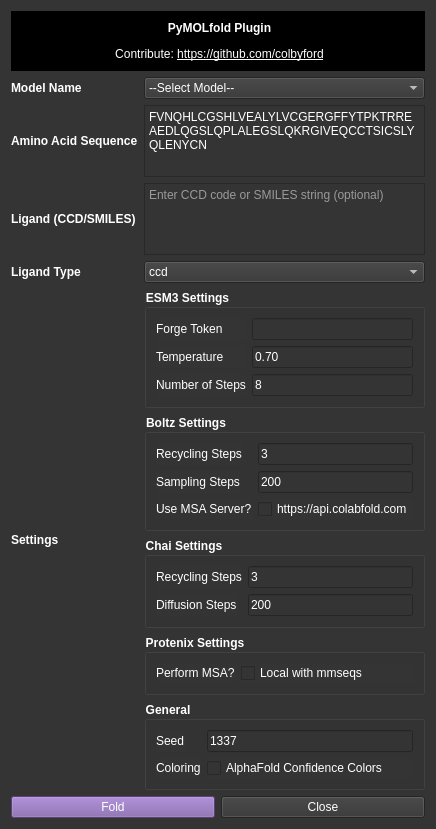
This is pymolfold/widget.ui in colbyford/PyMOLfold as Qt 5 draws it before an edit. The edited form follows.
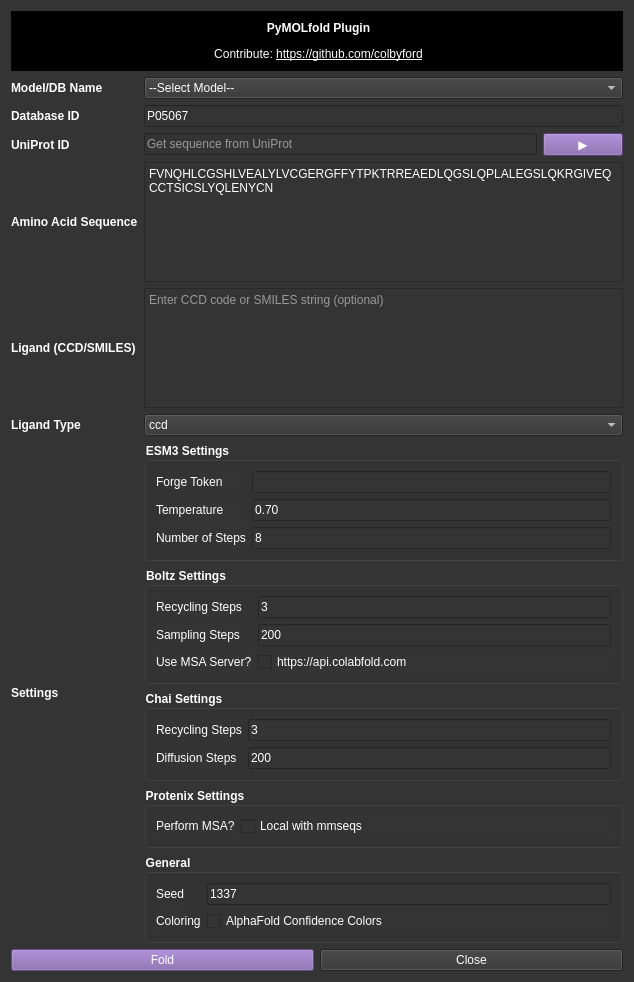
This is the edited form.

Commit message: Add support for AlphaFoldDB

```diff
--- a/pymolfold/widget.ui
+++ b/pymolfold/widget.ui
@@ -12,8 +12,8 @@
    <rect>
     <x>0</x>
     <y>0</y>
-    <width>420</width>
-    <height>760</height>
+    <width>634</width>
+    <height>982</height>
    </rect>
   </property>
   <property name="sizePolicy">
@@ -56,7 +56,85 @@
      <property name="sizeConstraint">
       <enum>QLayout::SetDefaultConstraint</enum>
      </property>
-     <item row="4" column="1">
+     <item row="1" column="1">
+      <widget class="QLineEdit" name="input_database_id">
+       <property name="text">
+        <string>P05067</string>
+       </property>
+       <property name="placeholderText">
+        <string>ID to search in database (e.g., P05067)</string>
+       </property>
+      </widget>
+     </item>
+     <item row="0" column="0">
+      <widget class="QLabel" name="label_model">
+       <property name="font">
+        <font>
+         <weight>75</weight>
+         <bold>true</bold>
+        </font>
+       </property>
+       <property name="autoFillBackground">
+        <bool>false</bool>
+       </property>
+       <property name="text">
+        <string>Model/DB Name</string>
+       </property>
+      </widget>
+     </item>
+     <item row="11" column="0">
+      <widget class="QLabel" name="label_settings">
+       <property name="font">
+        <font>
+         <weight>75</weight>
+         <bold>true</bold>
+        </font>
+       </property>
+       <property name="autoFillBackground">
+        <bool>false</bool>
+       </property>
+       <property name="text">
+        <string>Settings</string>
+       </property>
+      </widget>
+     </item>
+     <item row="8" column="0">
+      <widget class="QLabel" name="label_aa_seq">
+       <property name="font">
+        <font>
+         <weight>75</weight>
+         <bold>true</bold>
+        </font>
+       </property>
+       <property name="autoFillBackground">
+        <bool>false</bool>
+       </property>
+       <property name="text">
+        <string notr="true">Amino Acid Sequence</string>
+       </property>
+      </widget>
+     </item>
+     <item row="10" column="0">
+      <widget class="QLabel" name="label_ligand_type">
+       <property name="autoFillBackground">
+        <bool>false</bool>
+       </property>
+       <property name="text">
+        <string notr="true">&lt;html&gt;&lt;head/&gt;&lt;body&gt;&lt;p&gt;&lt;span style=&quot; font-weight:600;&quot;&gt;Ligand Type&lt;/span&gt;&lt;/p&gt;&lt;/body&gt;&lt;/html&gt;</string>
+       </property>
+      </widget>
+     </item>
+     <item row="9" column="0">
+      <widget class="QLabel" name="label_ligand">
+       <property name="autoFillBackground">
+        <bool>false</bool>
+       </property>
+       <property name="text">
+        <string notr="true">&lt;html&gt;&lt;head/&gt;&lt;body&gt;&lt;p&gt;&lt;span style=&quot; font-weight:600;&quot;&gt;Ligand (CCD/SMILES)&lt;/span&gt;&lt;/p&gt;&lt;/body&gt;&lt;/html&gt;</string>
+       </property>
+      </widget>
+     </item>
+     <item row="11" column="1">
       <layout class="QFormLayout" name="formLayout">
        <property name="sizeConstraint">
         <enum>QLayout::SetDefaultConstraint</enum>
@@ -475,72 +553,19 @@
        </item>
       </layout>
      </item>
-     <item row="3" column="0">
-      <widget class="QLabel" name="label_ligand_type">
-       <property name="autoFillBackground">
-        <bool>false</bool>
+     <item row="1" column="0">
+      <widget class="QLabel" name="label_database_id">
+       <property name="font">
+        <font>
+         <weight>75</weight>
+         <bold>true</bold>
+        </font>
        </property>
        <property name="text">
-        <string notr="true">&lt;html&gt;&lt;head/&gt;&lt;body&gt;&lt;p&gt;&lt;span style=&quot; font-weight:600;&quot;&gt;Ligand Type&lt;/span&gt;&lt;/p&gt;&lt;/body&gt;&lt;/html&gt;</string>
+        <string>Database ID</string>
        </property>
       </widget>
      </item>
-     <item row="2" column="0">
-      <widget class="QLabel" name="label_ligand">
-       <property name="autoFillBackground">
-        <bool>false</bool>
-       </property>
-       <property name="text">
-        <string notr="true">&lt;html&gt;&lt;head/&gt;&lt;body&gt;&lt;p&gt;&lt;span style=&quot; font-weight:600;&quot;&gt;Ligand (CCD/SMILES)&lt;/span&gt;&lt;/p&gt;&lt;/body&gt;&lt;/html&gt;</string>
-       </property>
-      </widget>
-     </item>
-     <item row="2" column="1">
-      <widget class="QPlainTextEdit" name="input_ligand">
-       <property name="sizePolicy">
-        <sizepolicy hsizetype="Expanding" vsizetype="Minimum">
-         <horstretch>0</horstretch>
-         <verstretch>0</verstretch>
-        </sizepolicy>
-       </property>
-       <property name="sizeAdjustPolicy">
-        <enum>QAbstractScrollArea::AdjustToContentsOnFirstShow</enum>
-       </property>
-       <property name="placeholderText">
-        <string>Enter CCD code or SMILES string (optional)</string>
-       </property>
-      </widget>
-     </item>
-     <item row="1" column="1">
-      <widget class="QPlainTextEdit" name="input_aa_seq">
-       <property name="sizePolicy">
-        <sizepolicy hsizetype="Expanding" vsizetype="Minimum">
-         <horstretch>0</horstretch>
-         <verstretch>0</verstretch>
-        </sizepolicy>
-       </property>
-       <property name="sizeAdjustPolicy">
-        <enum>QAbstractScrollArea::AdjustToContents</enum>
-       </property>
-       <property name="plainText">
-        <string>FVNQHLCGSHLVEALYLVCGERGFFYTPKTRREAEDLQGSLQPLALEGSLQKRGIVEQCCTSICSLYQLENYCN</string>
-       </property>
-      </widget>
-     </item>
-     <item row="3" column="1">
-      <widget class="QComboBox" name="input_ligand_type">
-       <item>
-        <property name="text">
-         <string>ccd</string>
-        </property>
-       </item>
-       <item>
-        <property name="text">
-         <string>smiles</string>
-        </property>
-       </item>
-      </widget>
-     </item>
      <item row="0" column="1">
       <widget class="QComboBox" name="input_list_models">
        <property name="maxVisibleItems">
@@ -593,51 +618,83 @@
        </item>
       </widget>
      </item>
-     <item row="0" column="0">
-      <widget class="QLabel" name="label_model">
-       <property name="font">
-        <font>
-         <weight>75</weight>
-         <bold>true</bold>
-        </font>
+     <item row="10" column="1">
+      <widget class="QComboBox" name="input_ligand_type">
+       <item>
+        <property name="text">
+         <string>ccd</string>
+        </property>
+       </item>
+       <item>
+        <property name="text">
+         <string>smiles</string>
+        </property>
+       </item>
+      </widget>
+     </item>
+     <item row="9" column="1">
+      <widget class="QPlainTextEdit" name="input_ligand">
+       <property name="sizePolicy">
+        <sizepolicy hsizetype="Expanding" vsizetype="Minimum">
+         <horstretch>0</horstretch>
+         <verstretch>0</verstretch>
+        </sizepolicy>
        </property>
-       <property name="autoFillBackground">
-        <bool>false</bool>
+       <property name="sizeAdjustPolicy">
+        <enum>QAbstractScrollArea::AdjustToContentsOnFirstShow</enum>
        </property>
-       <property name="text">
-        <string>Model Name</string>
+       <property name="placeholderText">
+        <string>Enter CCD code or SMILES string (optional)</string>
        </property>
       </widget>
      </item>
-     <item row="4" column="0">
-      <widget class="QLabel" name="label_settings">
-       <property name="font">
-        <font>
-         <weight>75</weight>
-         <bold>true</bold>
-        </font>
+     <item row="8" column="1">
+      <widget class="QPlainTextEdit" name="input_aa_seq">
+       <property name="sizePolicy">
+        <sizepolicy hsizetype="Expanding" vsizetype="Minimum">
+         <horstretch>0</horstretch>
+         <verstretch>0</verstretch>
+        </sizepolicy>
        </property>
-       <property name="autoFillBackground">
-        <bool>false</bool>
+       <property name="sizeAdjustPolicy">
+        <enum>QAbstractScrollArea::AdjustToContents</enum>
        </property>
-       <property name="text">
-        <string>Settings</string>
+       <property name="plainText">
+        <string>FVNQHLCGSHLVEALYLVCGERGFFYTPKTRREAEDLQGSLQPLALEGSLQKRGIVEQCCTSICSLYQLENYCN</string>
        </property>
       </widget>
      </item>
-     <item row="1" column="0">
-      <widget class="QLabel" name="label_aa_seq">
+     <item row="2" column="1">
+      <layout class="QHBoxLayout" name="horizontalLayout_3">
+       <item>
+        <widget class="QLineEdit" name="input_uniprot_id">
+         <property name="placeholderText">
+          <string>Get sequence from UniProt</string>
+         </property>
+        </widget>
+       </item>
+       <item>
+        <widget class="QPushButton" name="button_uniprot_id">
+         <property name="styleSheet">
+          <string notr="true">background-color:rgb(126,93,168)</string>
+         </property>
+         <property name="text">
+          <string>▶️</string>
+         </property>
+        </widget>
+       </item>
+      </layout>
+     </item>
+     <item row="2" column="0">
+      <widget class="QLabel" name="label_uniprot_id">
        <property name="font">
         <font>
          <weight>75</weight>
          <bold>true</bold>
         </font>
        </property>
-       <property name="autoFillBackground">
-        <bool>false</bool>
-       </property>
        <property name="text">
-        <string notr="true">Amino Acid Sequence</string>
+        <string>UniProt ID</string>
        </property>
       </widget>
      </item>
@@ -647,6 +704,9 @@
     <layout class="QHBoxLayout" name="horizontalLayout">
      <item>
       <widget class="QPushButton" name="button_fold">
+       <property name="enabled">
+        <bool>false</bool>
+       </property>
        <property name="sizePolicy">
         <sizepolicy hsizetype="Minimum" vsizetype="Fixed">
          <horstretch>0</horstretch>
```
Left out of the diff: 10 changed lines with no effect on the pictures. The commit also changes 1 other file.
